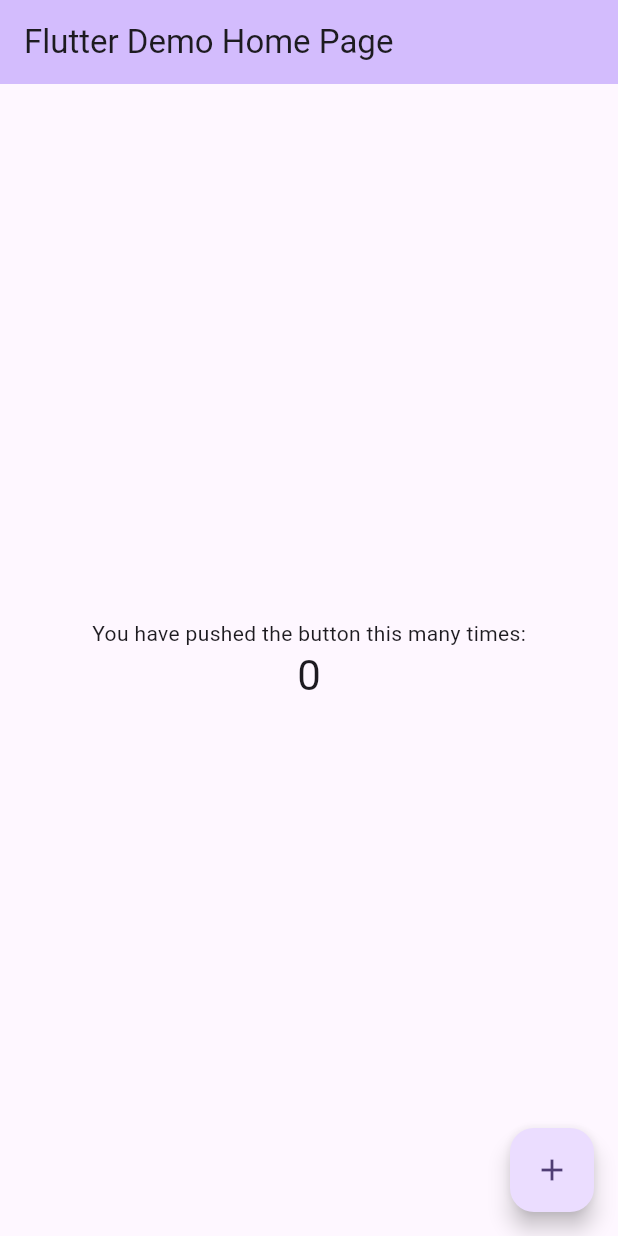
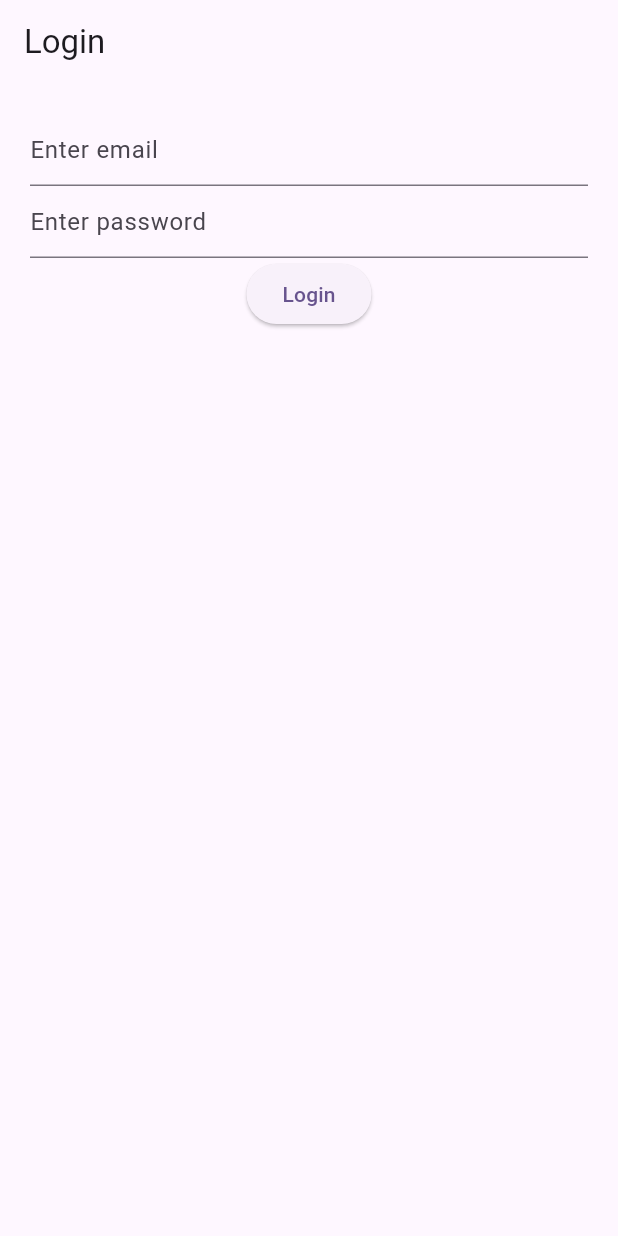
Before and after one commit to piyushsahu436/solochatapp, a Flutter app: the screen it shows after launch, on a phone screen of 412 x 824 dp. Run offline on Flutter 3.47's test engine with Material 3 defaults, Android fonts, the phone set to English and light mode, and no system bars; our stand-ins replace firebase_auth, get; accounts and stored records are empty.

Commit message:
chetan
login page

```diff
--- a/lib/main.dart
+++ b/lib/main.dart
@@ -1,4 +1,5 @@
 import 'package:flutter/material.dart';
+import 'package:solocaht/models/login_page.dart';
 
 void main() {
   runApp(const MyApp());
@@ -11,115 +12,14 @@ class MyApp extends StatelessWidget {
   @override
   Widget build(BuildContext context) {
     return MaterialApp(
-      title: 'Flutter Demo',
+      title: 'chatappsolo',
       theme: ThemeData(
-        // This is the theme of your application.
-        //
-        // TRY THIS: Try running your application with "flutter run". You'll see
-        // the application has a purple toolbar. Then, without quitting the app,
-        // try changing the seedColor in the colorScheme below to Colors.green
-        // and then invoke "hot reload" (save your changes or press the "hot
-        // reload" button in a Flutter-supported IDE, or press "r" if you used
-        // the command line to start the app).
-        //
-        // Notice that the counter didn't reset back to zero; the application
-        // state is not lost during the reload. To reset the state, use hot
-        // restart instead.
-        //
-        // This works for code too, not just values: Most code changes can be
-        // tested with just a hot reload.
+
         colorScheme: ColorScheme.fromSeed(seedColor: Colors.deepPurple),
         useMaterial3: true,
       ),
-      home: const MyHomePage(title: 'Flutter Demo Home Page'),
+      debugShowCheckedModeBanner: false,
+      home: login(),
     );
   }
 }
-
-class MyHomePage extends StatefulWidget {
-  const MyHomePage({super.key, required this.title});
-
-  // This widget is the home page of your application. It is stateful, meaning
-  // that it has a State object (defined below) that contains fields that affect
-  // how it looks.
-
-  // This class is the configuration for the state. It holds the values (in this
-  // case the title) provided by the parent (in this case the App widget) and
-  // used by the build method of the State. Fields in a Widget subclass are
-  // always marked "final".
-
-  final String title;
-
-  @override
-  State<MyHomePage> createState() => _MyHomePageState();
-}
-
-class _MyHomePageState extends State<MyHomePage> {
-  int _counter = 0;
-
-  void _incrementCounter() {
-    setState(() {
-      // This call to setState tells the Flutter framework that something has
-      // changed in this State, which causes it to rerun the build method below
-      // so that the display can reflect the updated values. If we changed
-      // _counter without calling setState(), then the build method would not be
-      // called again, and so nothing would appear to happen.
-      _counter++;
-    });
-  }
-
-  @override
-  Widget build(BuildContext context) {
-    // This method is rerun every time setState is called, for instance as done
-    // by the _incrementCounter method above.
-    //
-    // The Flutter framework has been optimized to make rerunning build methods
-    // fast, so that you can just rebuild anything that needs updating rather
-    // than having to individually change instances of widgets.
-    return Scaffold(
-      appBar: AppBar(
-        // TRY THIS: Try changing the color here to a specific color (to
-        // Colors.amber, perhaps?) and trigger a hot reload to see the AppBar
-        // change color while the other colors stay the same.
-        backgroundColor: Theme.of(context).colorScheme.inversePrimary,
-        // Here we take the value from the MyHomePage object that was created by
-        // the App.build method, and use it to set our appbar title.
-        title: Text(widget.title),
-      ),
-      body: Center(
-        // Center is a layout widget. It takes a single child and positions it
-        // in the middle of the parent.
-        child: Column(
-          // Column is also a layout widget. It takes a list of children and
-          // arranges them vertically. By default, it sizes itself to fit its
-          // children horizontally, and tries to be as tall as its parent.
-          //
-          // Column has various properties to control how it sizes itself and
-          // how it positions its children. Here we use mainAxisAlignment to
-          // center the children vertically; the main axis here is the vertical
-          // axis because Columns are vertical (the cross axis would be
-          // horizontal).
-          //
-          // TRY THIS: Invoke "debug painting" (choose the "Toggle Debug Paint"
-          // action in the IDE, or press "p" in the console), to see the
-          // wireframe for each widget.
-          mainAxisAlignment: MainAxisAlignment.center,
-          children: <Widget>[
-            const Text(
-              'You have pushed the button this many times:',
-            ),
-            Text(
-              '$_counter',
-              style: Theme.of(context).textTheme.headlineMedium,
-            ),
-          ],
-        ),
-      ),
-      floatingActionButton: FloatingActionButton(
-        onPressed: _incrementCounter,
-        tooltip: 'Increment',
-        child: const Icon(Icons.add),
-      ), // This trailing comma makes auto-formatting nicer for build methods.
-    );
-  }
-}
--- /dev/null
+++ b/lib/models/login_page.dart
@@ -0,0 +1,47 @@
+import 'package:flutter/material.dart';
+import 'package:firebase_auth/firebase_auth.dart';
+import 'package:get/get.dart';
+import 'signup.dart';
+
+class login extends StatefulWidget {
+  const login({super.key});
+
+  @override
+  State<login> createState() => _loginState();
+}
+
+class _loginState extends State<login> {
+
+  TextEditingController email=TextEditingController();
+  TextEditingController password=TextEditingController();
+
+  signIn()async{
+    await FirebaseAuth.instance.signInWithEmailAndPassword(email: email.text, password: password.text);
+  }
+
+  @override
+  Widget build(BuildContext context) {
+    return Scaffold(
+      appBar: AppBar(title: Text("Login")),
+      body: Padding(padding: EdgeInsets.all(20.0),
+        child: Column(
+          children: [
+            TextField(
+              controller: email,
+              decoration: InputDecoration(hintText: 'Enter email'),
+            ),
+            TextField(
+              controller: password,
+              decoration: InputDecoration(hintText: 'Enter password'),
+
+            ),
+            ElevatedButton(onPressed: (()=>signIn()), child: Text("Login")),
+            SizedBox(height: 20,),
+            // ElevatedButton(onPressed: (() =>Get.to(signup())), child: Text("SignUp")),
+            // SizedBox(height: 20,),
+
+
+          ],),
+      ),);
+  }
+}
--- /dev/null
+++ b/lib/models/signup.dart
@@ -0,0 +1 @@
+import 'package:flutter/material.dart';
```
Also changed, not shown: pubspec.yaml (+5 -2 lines), pubspec.lock, 10 other files.
